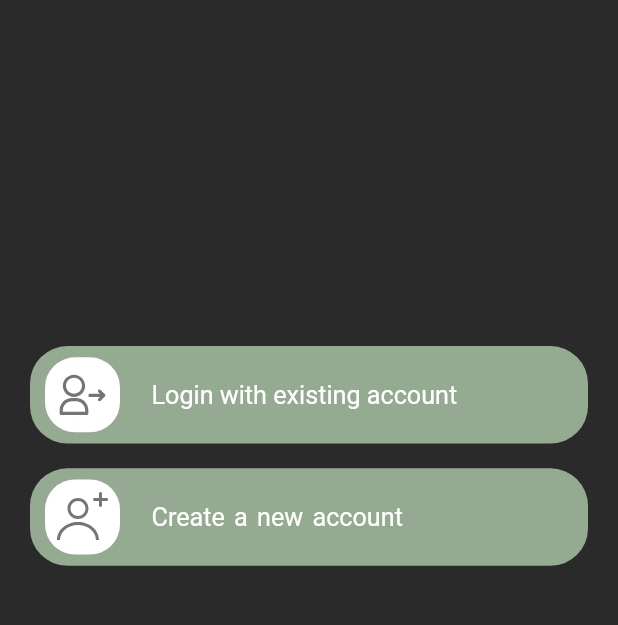
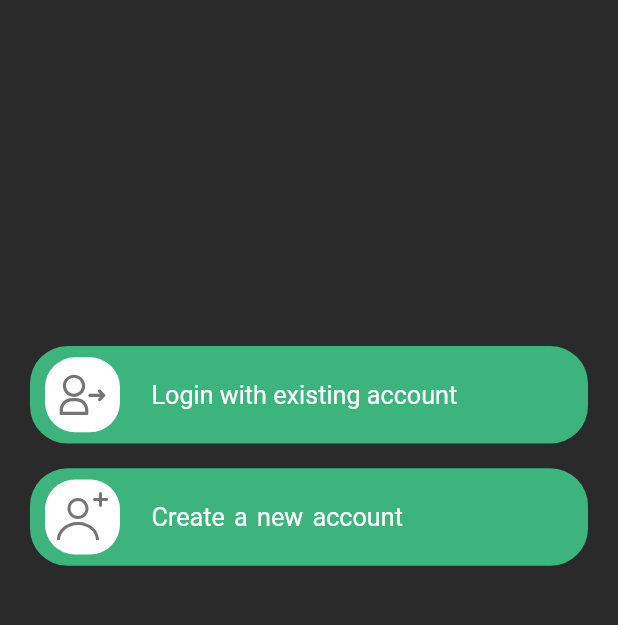
Before and after one commit to omarreess/Filerole_ERP_App, a Flutter app: the AuthIntroScreen screen opened by its route, after a tap on "Create a new account", on a phone screen of 412 x 824 dp, the part 517-1142 px from its top. Run offline on Flutter 3.47's test engine with Material 2 defaults, Android fonts, the phone set to English and light mode, and no system bars; our stand-ins replace firebase_core, firebase_messaging, flutter_svg, fluttertoast, google_fonts, graphql_flutter and 8 more; missing offline and left inert: flutter_inappwebview; accounts and stored records are empty.

Commit message:
some changes

```diff
--- a/lib/model/constants/Constants.dart
+++ b/lib/model/constants/Constants.dart
@@ -13,6 +13,8 @@ final clrBorder = Color(int.parse('#A2A8CA'.replaceAll('#', '0xff')));
 final clrInputBackground =
     Color(int.parse('#E3E6F0'.replaceAll('#', '0xff'))).withOpacity(0.5);
 final clrBackground = Color.fromARGB(255, 225, 245, 228);
+final clrLogo= Color.fromARGB(255,121,180,0);
+
 final clrGreen = Color(int.parse('#3cb464'.replaceAll('#', '0xff')));
 final clrBackground2 = Color(int.parse('#DDE6EE'.replaceAll('#', '0xff')));
 final clrGreen2 = Color(int.parse('#65b892'.replaceAll('#', '0xff')));
--- a/lib/ui/auth/AuthIntroScreen.dart
+++ b/lib/ui/auth/AuthIntroScreen.dart
@@ -1,4 +1,5 @@
 import 'package:Filerole/model/constants/Constants.dart';
+import 'package:Filerole/util/webview_util.dart';
 import 'package:flutter/cupertino.dart';
 import 'package:flutter/material.dart';
 import 'package:flutter_inappwebview/flutter_inappwebview.dart';
@@ -8,20 +9,7 @@ import 'InAppBrowser.dart';
 import 'dart:io';
 
 class AuthIntroScreen extends StatelessWidget {
-  var options = InAppBrowserClassOptions(
-      crossPlatform: InAppBrowserOptions(
-          hideUrlBar: true,
-          toolbarTopBackgroundColor: clrBackground2,
-          hideToolbarTop: true,
-          hidden: false),
-      android: AndroidInAppBrowserOptions(
-        allowGoBackWithBackButton: true,
-        hideTitleBar: true,
-      ),
-      inAppWebViewGroupOptions: InAppWebViewGroupOptions(
-          crossPlatform: InAppWebViewOptions(
-        javaScriptEnabled: true,
-      )));
+
 
   @override
   Widget build(BuildContext context) {
@@ -74,13 +62,14 @@ class AuthIntroScreen extends StatelessWidget {
                     endIndent: double.infinity,
                     indent: double.infinity,
                   ),
+
                   //login
                   Container(
                     padding: EdgeInsets.symmetric(horizontal: 10, vertical: 5),
                     width: double.infinity,
                     height: 65,
                     decoration: BoxDecoration(
-                        color: clrGreen5,
+                        color: clrGreen3,
                         borderRadius: BorderRadius.circular(25)),
                     margin: EdgeInsets.only(
                         left: 20, right: 20, top: constraints.maxHeight * 0.02),
@@ -129,34 +118,14 @@ class AuthIntroScreen extends StatelessWidget {
                     width: double.infinity,
                     height: 65,
                     decoration: BoxDecoration(
-                        color: clrGreen5,
+                        color: clrGreen3,
                         borderRadius: BorderRadius.circular(25)),
                     margin: EdgeInsets.only(
                         left: 20, right: 20, top: constraints.maxHeight * 0.02),
                     child: InkWell(
                       splashColor: Colors.white,
                       onTap: () {
-                        final MyInAppBrowser browser = new MyInAppBrowser();
-
-                        final String url = 'https://filerole.com/register';
-                        browser.openUrlRequest(
-                            urlRequest: URLRequest(url: Uri.parse(url)),
-                            options: options);
-
-                        // MyChromeSafariBrowser().open(
-                        //     url: Uri.parse(url),
-                        //     options: ChromeSafariBrowserClassOptions(
-                        //
-                        //         android: AndroidChromeCustomTabsOptions(   addDefaultShareMenuItem: false , showTitle: false),
-                        //
-                        //         ios: IOSSafariOptions(barCollapsingEnabled: true)));
-
-                        // MyInAppBrowser().openUrlRequest(
-                        //   options: options,
-                        //     urlRequest: URLRequest(url: Uri.parse(url))
-                        // );
-
-                        // Navigator.pushNamed(context, 'register');
+                        openWebView('https://filerole.com/register');
                       },
                       child: Row(
                         //  mainAxisAlignment: MainAxisAlignment.space,
--- a/lib/ui/auth/ForgetPasswordScreen.dart
+++ b/lib/ui/auth/ForgetPasswordScreen.dart
@@ -182,7 +182,7 @@ class _ForgetPassScreenState extends State<ForgetPasswordScreen> {
         child: Container(
           decoration: BoxDecoration(
               // gradient: gradient
-              color: clrGreen5),
+              color: clrGreen3),
           child: FlatButton(
             padding: EdgeInsets.all(16),
             //  padding:EdgeInsets.all(20) ,
--- /dev/null
+++ b/lib/util/webview_util.dart
@@ -0,0 +1,47 @@
+import 'package:Filerole/model/constants/Constants.dart';
+import 'package:Filerole/ui/auth/InAppBrowser.dart';
+import 'package:flutter_inappwebview/flutter_inappwebview.dart';
+//mock
+//final String url = 'https://filerole.com/register';
+
+openWebView( String url ) {
+
+  //options
+  var options = InAppBrowserClassOptions(
+      crossPlatform: InAppBrowserOptions(
+          hideUrlBar: true,
+          toolbarTopBackgroundColor: clrBackground2,
+          hideToolbarTop: true,
+          hidden: false),
+      android: AndroidInAppBrowserOptions(
+        allowGoBackWithBackButton: true,
+        hideTitleBar: true,
+      ),
+      inAppWebViewGroupOptions: InAppWebViewGroupOptions(
+          crossPlatform: InAppWebViewOptions(
+        javaScriptEnabled: true,
+      )));
+
+ //injecting the webview
+ final MyInAppBrowser browser = new MyInAppBrowser();
+
+
+                        browser.openUrlRequest(
+                            urlRequest: URLRequest(url: Uri.parse(url)),
+                            options: options);
+
+                        // MyChromeSafariBrowser().open(
+                        //     url: Uri.parse(url),
+                        //     options: ChromeSafariBrowserClassOptions(
+                        //
+                        //         android: AndroidChromeCustomTabsOptions(   addDefaultShareMenuItem: false , showTitle: false),
+                        //
+                        //         ios: IOSSafariOptions(barCollapsingEnabled: true)));
+
+                        // MyInAppBrowser().openUrlRequest(
+                        //   options: options,
+                        //     urlRequest: URLRequest(url: Uri.parse(url))
+                        // );
+
+                        // Navigator.pushNamed(context, 'register');
+}
```
Also changed, not shown: lib/ui/auth/LoginScreen.dart (+9 -10 lines).
